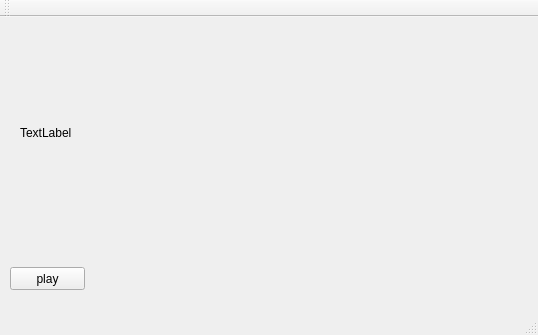
Old version of the form src/zzplayer/mainwindow.ui in the repository zhangs-org/ZZMediaPlayer.
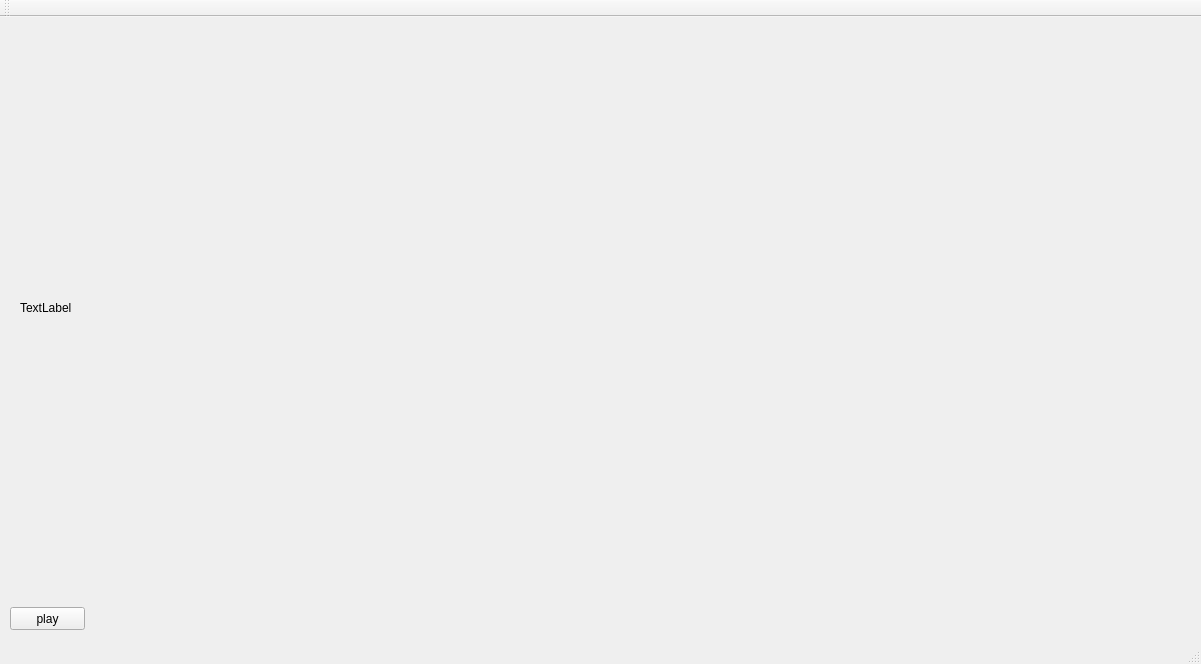
New version of the form.

Patch:
```diff
--- a/src/zzplayer/mainwindow.ui
+++ b/src/zzplayer/mainwindow.ui
@@ -6,8 +6,8 @@
    <rect>
     <x>0</x>
     <y>0</y>
-    <width>538</width>
-    <height>335</height>
+    <width>1201</width>
+    <height>664</height>
    </rect>
   </property>
   <property name="windowTitle">
@@ -18,7 +18,7 @@
     <property name="geometry">
      <rect>
       <x>10</x>
-      <y>250</y>
+      <y>590</y>
       <width>75</width>
       <height>23</height>
      </rect>
@@ -31,9 +31,9 @@
     <property name="geometry">
      <rect>
       <x>20</x>
-      <y>10</y>
-      <width>461</width>
-      <height>211</height>
+      <y>0</y>
+      <width>1161</width>
+      <height>581</height>
      </rect>
     </property>
     <property name="text">
```
Left out of the diff: 2 changed lines with no effect on the pictures.
